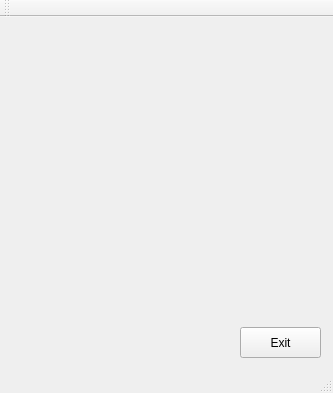
Before: the Qt Designer form MicrobitMatrix/MicrobitMatrix/microbitmatrix.ui in greenfox-zerda-sparta/Malachit, drawn with Qt 5.
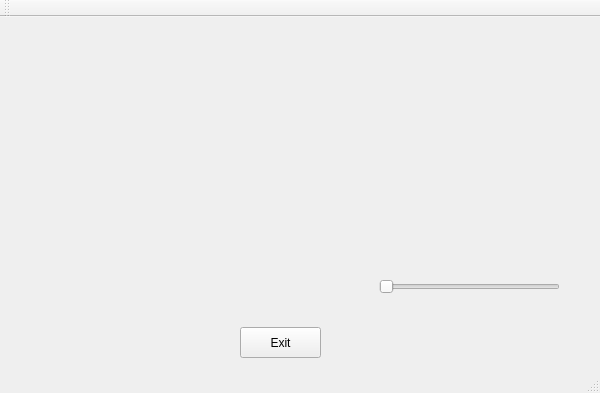
After: the same form once the commit is applied. Custom widgets are drawn as their Qt base class.

Commit message: compass widget with slider added

The edit to the form file:
```diff
--- a/MicrobitMatrix/MicrobitMatrix/microbitmatrix.ui
+++ b/MicrobitMatrix/MicrobitMatrix/microbitmatrix.ui
@@ -6,7 +6,7 @@
    <rect>
     <x>0</x>
     <y>0</y>
-    <width>333</width>
+    <width>600</width>
     <height>393</height>
    </rect>
   </property>
@@ -27,6 +27,32 @@
      <string>Exit</string>
     </property>
    </widget>
+   <widget class="compass" name="widget" native="true">
+    <property name="geometry">
+     <rect>
+      <x>339</x>
+      <y>9</y>
+      <width>251</width>
+      <height>301</height>
+     </rect>
+    </property>
+    <widget class="QSlider" name="horizontalSlider">
+     <property name="geometry">
+      <rect>
+       <x>40</x>
+       <y>250</y>
+       <width>181</width>
+       <height>22</height>
+      </rect>
+     </property>
+     <property name="maximum">
+      <number>360</number>
+     </property>
+     <property name="orientation">
+      <enum>Qt::Horizontal</enum>
+     </property>
+    </widget>
+   </widget>
   </widget>
   <widget class="QMenuBar" name="menuBar">
    <property name="geometry">
@@ -49,6 +75,14 @@
   <widget class="QStatusBar" name="statusBar"/>
  </widget>
  <layoutdefault spacing="6" margin="11"/>
+ <customwidgets>
+  <customwidget>
+   <class>compass</class>
+   <extends>QWidget</extends>
+   <header>compass.h</header>
+   <container>1</container>
+  </customwidget>
+ </customwidgets>
  <resources>
   <include location="microbitmatrix.qrc"/>
  </resources>
```
Left out of the diff: 2 changed lines with no effect on the pictures. The commit also changes 10 other files.
